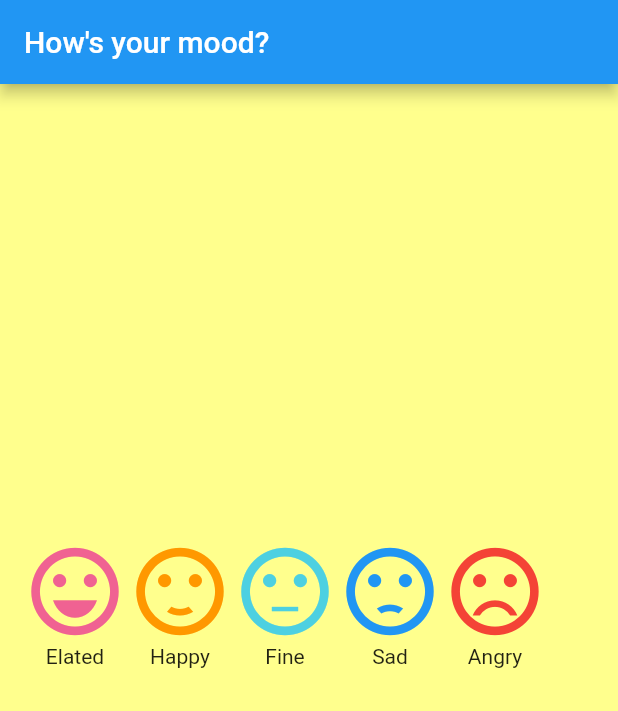
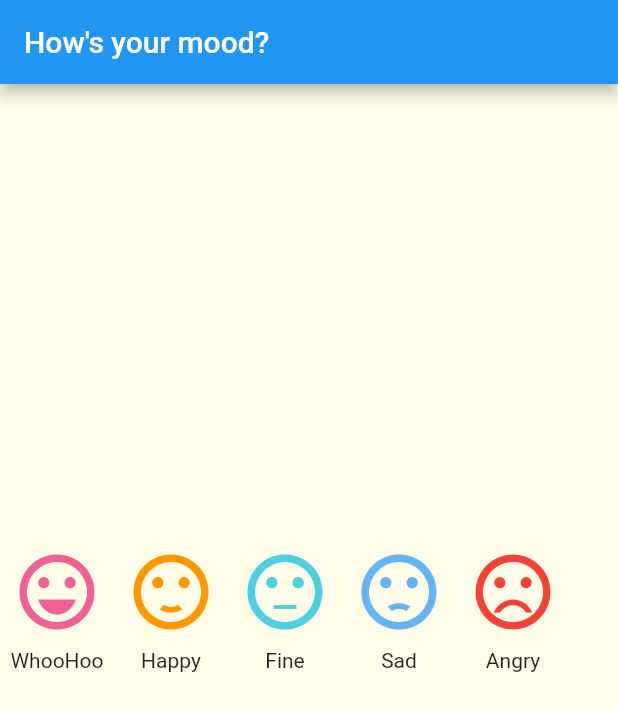
Before and after one commit to catkim/flutterPOC, a Flutter app: the screen it shows after launch, on a phone screen of 412 x 824 dp. Shown: the top 711 px of the screen. Run offline on Flutter 3.47's test engine with Material 2 defaults, Android fonts, the phone set to English and light mode, and no system bars.

Commit message:
adding iconbuttons

```diff
--- a/lib/main.dart
+++ b/lib/main.dart
@@ -8,50 +8,76 @@ class MyApp extends StatelessWidget {
     return MaterialApp(
       title: 'How\'s your mood?',
       home: Scaffold(
-          backgroundColor: Colors.yellowAccent[100],
+          backgroundColor: Colors.yellow[50],
           appBar: AppBar(
             title: Text('How\'s your mood?'),
           ),
           body: Column(
-              mainAxisAlignment: MainAxisAlignment.spaceEvenly,
+              mainAxisSize: MainAxisSize.max,
+              mainAxisAlignment: MainAxisAlignment.center,
               crossAxisAlignment: CrossAxisAlignment.center,
               children: <Widget>[
                 Padding(
-                  padding: const EdgeInsets.fromLTRB(15.0, 0.0, 15.0, 75.0),
+                  padding: const EdgeInsets.fromLTRB(0.0, 0.0, 0.0, 75.0),
                   child: Row(
                     children: <Widget>[
                       Column(
                         children: [
-                          Icon(Icons.sentiment_very_satisfied,
-                              color: Colors.pink[300], size: 70),
-                          Text('Elated'),
+                          IconButton(
+                              icon: Icon(Icons.sentiment_very_satisfied),
+                              color: Colors.pink[300],
+                              iconSize: 60,
+                              onPressed: () {
+                                print("Elated!");
+                              }),
+                          Text('WhooHoo'),
                         ],
                       ),
                       Column(
                         children: [
-                          Icon(Icons.sentiment_satisfied,
-                              color: Colors.orange, size: 70),
+                          IconButton(
+                              icon: Icon(Icons.sentiment_satisfied),
+                              color: Colors.orange,
+                              iconSize: 60,
+                              onPressed: () {
+                                print("Sweet!");
+                              }),
                           Text('Happy'),
                         ],
                       ),
                       Column(
                         children: [
-                          Icon(Icons.sentiment_neutral,
-                              color: Colors.cyan[300], size: 70),
+                          IconButton(
+                              icon: Icon(Icons.sentiment_neutral),
+                              color: Colors.cyan[300],
+                              iconSize: 60,
+                              onPressed: () {
+                                print("Blah");
+                              }),
                           Text('Fine'),
                         ],
                       ),
                       Column(
                         children: [
-                          Icon(Icons.sentiment_dissatisfied,
-                              color: Colors.blue, size: 70),
+                          IconButton(
+                              icon: Icon(Icons.sentiment_dissatisfied),
+                              color: Colors.blue[300],
+                              iconSize: 60,
+                              onPressed: () {
+                                print("Sigh");
+                              }),
                           Text('Sad'),
                         ],
                       ),
                       Column(
                         children: [
-                          Icon(Icons.sentiment_very_dissatisfied,
-                              color: Colors.red, size: 70),
+                          IconButton(
+                              icon: Icon(Icons.sentiment_very_dissatisfied),
+                              color: Colors.red,
+                              iconSize: 60,
+                              onPressed: () {
+                                print("GRRRRRH!");
+                              }),
                           Text('Angry'),
                         ],
                       ),
```
